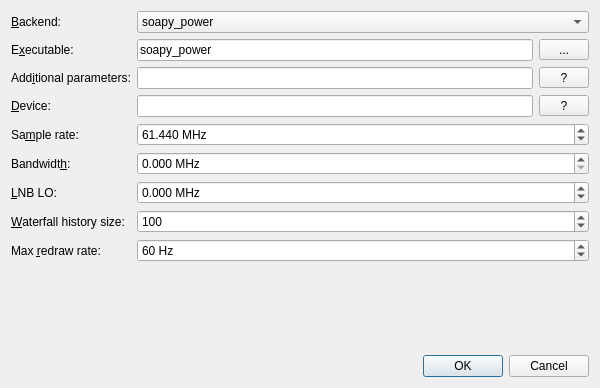
lakjdfalken/qspectrumanalyzer, file qspectrumanalyzer/qspectrumanalyzer_settings.ui: the form before one commit.
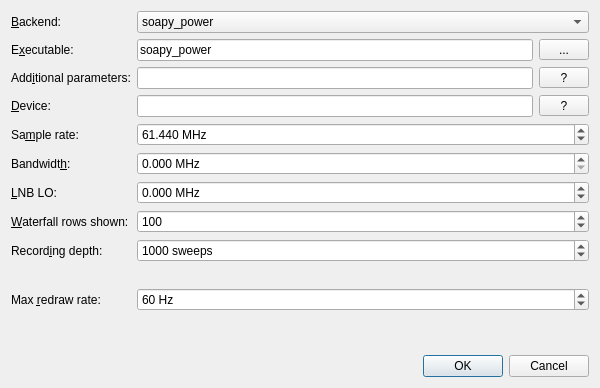
The form after the commit.

Commit message: Separate the recording depth from the waterfall height

```diff
--- a/qspectrumanalyzer/qspectrumanalyzer_settings.ui
+++ b/qspectrumanalyzer/qspectrumanalyzer_settings.ui
@@ -112,7 +112,7 @@
      <item row="7" column="0">
       <widget class="QLabel" name="label_2">
        <property name="text">
-        <string>&amp;Waterfall history size:</string>
+        <string>&amp;Waterfall rows shown:</string>
        </property>
        <property name="buddy">
         <cstring>waterfallHistorySizeSpinBox</cstring>
@@ -133,6 +133,48 @@
       </widget>
      </item>
      <item row="8" column="0">
+      <widget class="QLabel" name="label_10">
+       <property name="toolTip">
+        <string>How many sweeps are kept for the history browser to step through. Costs memory: one sweep is 8 bytes per bin.</string>
+       </property>
+       <property name="text">
+        <string>Record&amp;ing depth:</string>
+       </property>
+       <property name="buddy">
+        <cstring>recordDepthSpinBox</cstring>
+       </property>
+      </widget>
+     </item>
+     <item row="8" column="1">
+      <widget class="QSpinBox" name="recordDepthSpinBox">
+       <property name="toolTip">
+        <string>How many sweeps are kept for the history browser to step through. Costs memory: one sweep is 8 bytes per bin.</string>
+       </property>
+       <property name="suffix">
+        <string> sweeps</string>
+       </property>
+       <property name="minimum">
+        <number>1</number>
+       </property>
+       <property name="maximum">
+        <number>10000000</number>
+       </property>
+       <property name="value">
+        <number>1000</number>
+       </property>
+      </widget>
+     </item>
+     <item row="9" column="1">
+      <widget class="QLabel" name="recordDepthEstimateLabel">
+       <property name="text">
+        <string/>
+       </property>
+       <property name="wordWrap">
+        <bool>true</bool>
+       </property>
+      </widget>
+     </item>
+     <item row="10" column="0">
       <widget class="QLabel" name="label_9">
        <property name="toolTip">
         <string>Upper limit on how often the plots are redrawn. Sweeps arriving faster than this are still recorded in full, only redundant redraws are skipped. 0 means no limit.</string>
@@ -145,7 +187,7 @@
        </property>
       </widget>
      </item>
-     <item row="8" column="1">
+     <item row="10" column="1">
       <widget class="QSpinBox" name="maxRefreshRateSpinBox">
        <property name="toolTip">
         <string>Upper limit on how often the plots are redrawn. Sweeps arriving faster than this are still recorded in full, only redundant redraws are skipped. 0 means no limit.</string>
```
Left out of the diff: 4 changed lines with no effect on the pictures. The commit also changes 5 other files.
